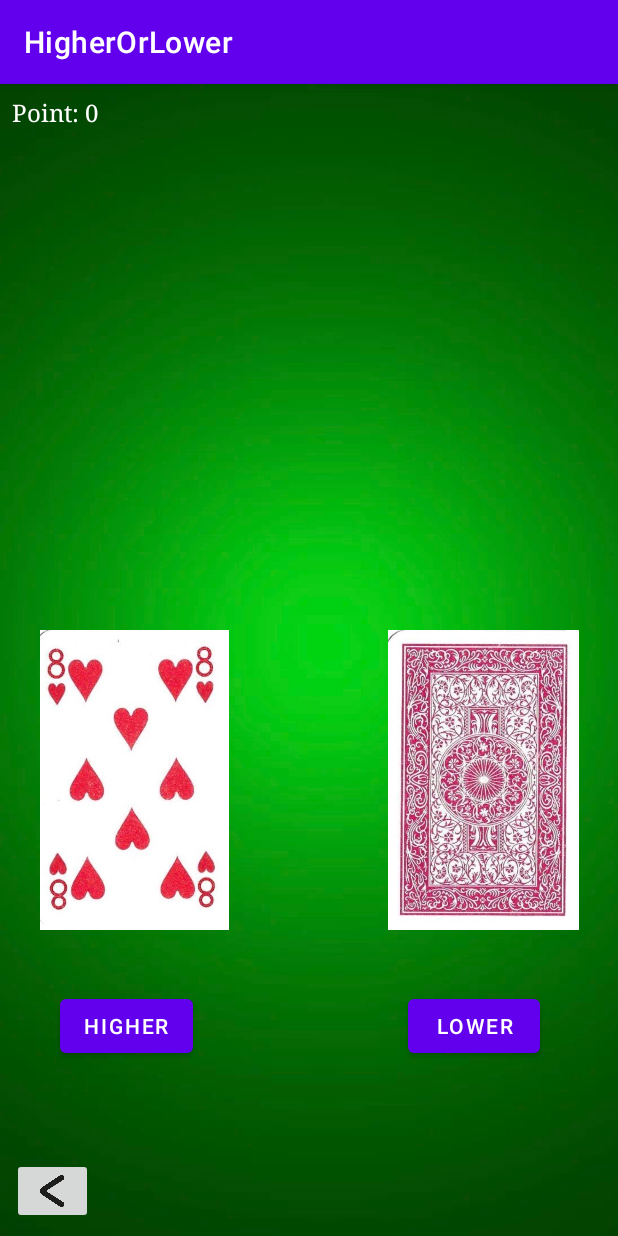
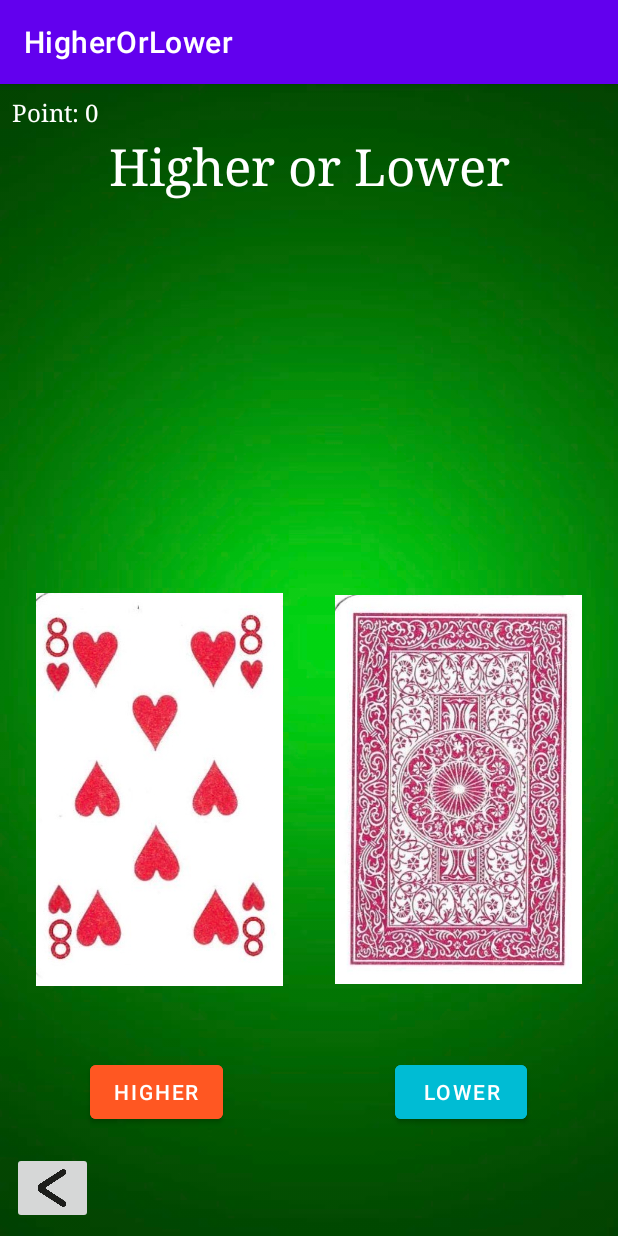
Before and after one commit to ElinSimonsson/HigherOrLower, an Android app: the GameActivity screen opened directly, with no data from a screen before it, on a phone screen of 412 x 824 dp. Run offline under Robolectric (Android 15) with nearby library versions, the phone set to English and light mode, and no system bars.

Commit message:
added autosize of images

```diff
--- a/app/src/main/java/com/example/higherorlower/ResultActivity.kt
+++ b/app/src/main/java/com/example/higherorlower/ResultActivity.kt
@@ -32,9 +32,9 @@ class ResultActivity : AppCompatActivity() {
         viewResult(point, currentHighScore)
         if (currentHighScore > previousSharedHighScore) {
             highScoreBrokenTextView.text =
-                getString(R.string.highScoreBroken_textView, "NEW HIGH SCORE!")
+                getString(R.string.highScoreIsBroken_textView, "NEW HIGH SCORE!")
         } else {
-            highScoreBrokenTextView.text = getString(R.string.highScoreBroken_textView, " ")
+            highScoreBrokenTextView.text = getString(R.string.highScoreIsBroken_textView, " ")
         }
         backImageButton.setOnClickListener {
             finish()
--- a/app/src/main/res/layout/activity_game.xml
+++ b/app/src/main/res/layout/activity_game.xml
@@ -9,26 +9,29 @@
 
     <ImageView
         android:id="@+id/imageViewOldCard"
-        android:layout_width="147dp"
-        android:layout_height="200dp"
-        android:layout_marginStart="16dp"
-        android:layout_marginBottom="204dp"
-        android:scaleType="centerInside"
-        app:layout_constraintBottom_toBottomOf="parent"
-        app:layout_constraintEnd_toEndOf="parent"
-        app:layout_constraintHeight_percent="0.25"
-        app:layout_constraintHorizontal_bias="0.0"
+        android:layout_width="0dp"
+        android:layout_height="0dp"
+        android:layout_marginStart="24dp"
+        android:layout_marginBottom="24dp"
+        app:layout_constraintWidth_percent="0.4"
+        app:layout_constraintHeight_percent="0.4"
+        app:layout_constraintBottom_toTopOf="@+id/higherButton"
+        app:layout_constraintDimensionRatio=""
         app:layout_constraintStart_toStartOf="parent"
-        app:layout_constraintWidth_percent="0.25"
+        app:layout_constraintTop_toTopOf="@+id/imageViewSecretCard"
+        app:layout_constraintVertical_bias="0.0"
         app:srcCompat="@drawable/heartace" />
 
     <ImageView
         android:id="@+id/imageViewSecretCard"
-        android:layout_width="147dp"
-        android:layout_height="200dp"
-        android:layout_marginEnd="16dp"
-        android:layout_marginBottom="204dp"
-        app:layout_constraintBottom_toBottomOf="parent"
+        android:layout_width="0dp"
+        android:layout_height="0dp"
+        android:layout_marginStart="32dp"
+        android:layout_marginEnd="24dp"
+        android:layout_marginBottom="24dp"
+        app:layout_constraintHeight_percent="0.4"
+        app:layout_constraintWidth_percent="0.4"
+        app:layout_constraintBottom_toTopOf="@+id/lowerButton"
         app:layout_constraintEnd_toEndOf="parent"
         app:layout_constraintHorizontal_bias="1.0"
         app:layout_constraintStart_toEndOf="@+id/imageViewOldCard"
@@ -38,22 +41,25 @@
         android:id="@+id/lowerButton"
         android:layout_width="wrap_content"
         android:layout_height="wrap_content"
-        android:layout_marginTop="40dp"
+        android:layout_marginEnd="32dp"
+        android:layout_marginBottom="72dp"
+        android:backgroundTint="#00BCD4"
         android:text="@string/button_lower"
+        app:layout_constraintBottom_toBottomOf="parent"
         app:layout_constraintEnd_toEndOf="parent"
-        app:layout_constraintHorizontal_bias="0.734"
-        app:layout_constraintStart_toEndOf="@+id/higherButton"
-        app:layout_constraintTop_toBottomOf="@+id/imageViewSecretCard" />
+        app:layout_constraintHorizontal_bias="0.801"
+        app:layout_constraintStart_toEndOf="@+id/higherButton" />
 
     <Button
         android:id="@+id/higherButton"
         android:layout_width="wrap_content"
         android:layout_height="wrap_content"
-        android:layout_marginStart="40dp"
-        android:layout_marginTop="40dp"
+        android:layout_marginStart="60dp"
+        android:layout_marginBottom="72dp"
+        android:backgroundTint="#FF5722"
         android:text="@string/button_higher"
-        app:layout_constraintStart_toStartOf="parent"
-        app:layout_constraintTop_toBottomOf="@+id/imageViewOldCard" />
+        app:layout_constraintBottom_toBottomOf="parent"
+        app:layout_constraintStart_toStartOf="parent" />
 
     <TextView
         android:id="@+id/pointTextView"
@@ -71,12 +77,33 @@
     <ImageButton
         android:id="@+id/imageButton"
         android:layout_width="54dp"
-        android:layout_height="44dp"
+        android:layout_height="48dp"
         android:layout_marginStart="8dp"
         android:layout_marginBottom="8dp"
         android:scaleType="centerInside"
         app:layout_constraintBottom_toBottomOf="parent"
         app:layout_constraintStart_toStartOf="parent"
-        app:srcCompat="@drawable/arrow" />
+        app:srcCompat="@drawable/arrow"
+        tools:ignore="SpeakableTextPresentCheck" />
+
+    <TextView
+        android:id="@+id/title2TextView"
+        android:layout_width="wrap_content"
+        android:layout_height="wrap_content"
+        android:layout_marginTop="32dp"
+        android:text="@string/title_textview"
+        android:textColor="#FFFFFF"
+        android:textSize="34sp"
+        android:typeface="serif"
+        app:layout_constraintEnd_toEndOf="parent"
+        app:layout_constraintStart_toStartOf="parent"
+        app:layout_constraintTop_toTopOf="parent" />
+
+    <androidx.constraintlayout.widget.Barrier
+        android:id="@+id/barrier3"
+        android:layout_width="wrap_content"
+        android:layout_height="wrap_content"
+        app:barrierDirection="top"
+        app:constraint_referenced_ids="imageViewOldCard,imageViewSecretCard" />
 
 </androidx.constraintlayout.widget.ConstraintLayout>
--- a/app/src/main/res/values/strings.xml
+++ b/app/src/main/res/values/strings.xml
@@ -5,7 +5,8 @@
     <string name= "button_lower">Lower</string>
     <string name= "point_textview">Point: %1$d</string>
     <string name= "gameover_textview">Game over!</string>
-    <string name= "resultScore_textview">Score: %1$d</string>
+    <string name= "resultScore_textview">Your score: %1$d</string>
     <string name= "highscore_textview">High score: %1$d</string>
-    <string name= "highScoreBroken_textView">%1$s</string>
+    <string name= "highScoreIsBroken_textView">%1$s</string>
+    <string name= "title_textview">Higher or Lower</string>
 </resources>
```
Also changed, not shown: app/src/main/res/layout/activity_main.xml (+17 -2 lines), app/src/main/res/layout/activity_result.xml (+12 -7 lines).
